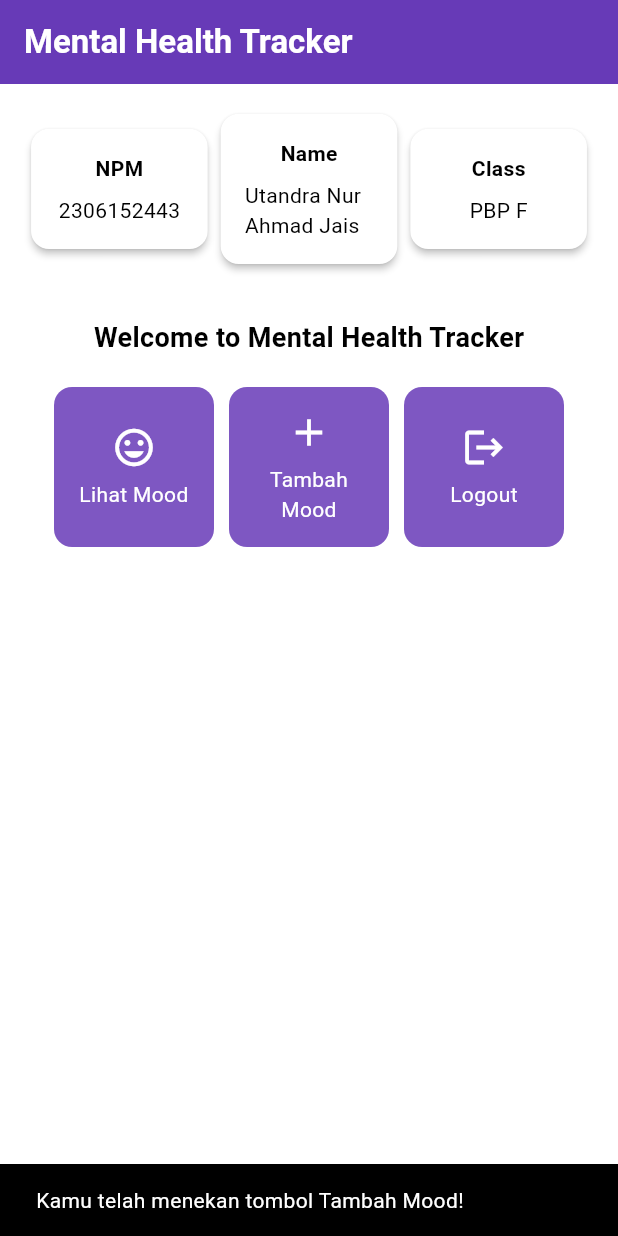
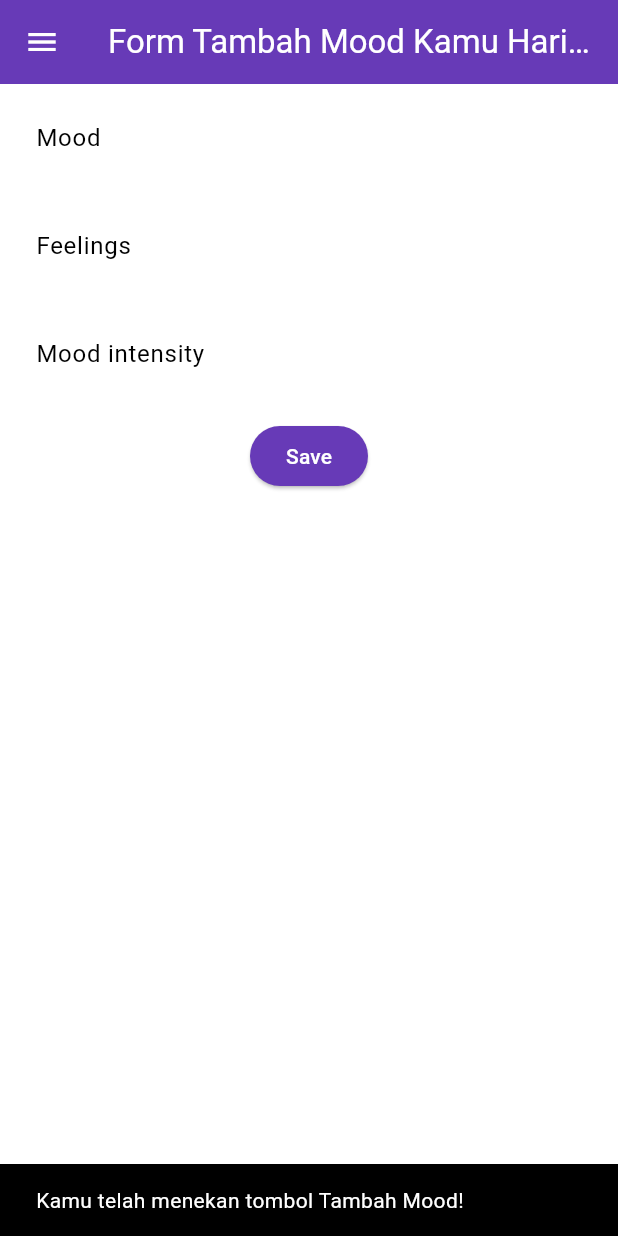
Before and after one commit to sincostandra/mental-health-tracker-mobile, a Flutter app: the screen it shows after launch, after a tap on "Tambah Mood", on a phone screen of 412 x 824 dp. Run offline on Flutter 3.47's test engine with Material 3 defaults, Android fonts, the phone set to English and light mode, and no system bars.

Commit message:
Tutorial 7 feat: add mood entry

```diff
--- a/lib/main.dart
+++ b/lib/main.dart
@@ -1,5 +1,5 @@
 import 'package:flutter/material.dart';
-import 'package:mental_health_tracker/menu.dart';
+import 'package:mental_health_tracker/screens/menu.dart';
 
 void main() {
   runApp(const MyApp());
--- a/lib/menu.dart
+++ b/lib/screens/menu.dart
@@ -1,5 +1,7 @@
 import 'package:flutter/material.dart';
-
+import 'package:mental_health_tracker/screens/moodentry_form.dart';
+import 'package:mental_health_tracker/widgets/left_drawer.dart';
+import 'package:mental_health_tracker/widgets/mood_card.dart';
 class MyHomePage extends StatelessWidget {
   final String npm = '2306152443'; // NPM
   final String name = 'Utandra Nur Ahmad Jais'; // Nama
@@ -28,7 +30,12 @@ class MyHomePage extends StatelessWidget {
         ),
         // Warna latar belakang AppBar diambil dari skema warna tema aplikasi.
         backgroundColor: Theme.of(context).colorScheme.primary,
+        iconTheme: const IconThemeData(color: Colors.white)
       ),
+
+      // Drawer adalah menu navigasi yang muncul saat tombol menu ditekan.
+      drawer: const LeftDrawer(),
+
       // Body halaman dengan padding di sekelilingnya.
       body: Padding(
         padding: const EdgeInsets.all(16.0),
@@ -124,65 +131,3 @@ class InfoCard extends StatelessWidget {
     );
   }
 }
-
-class ItemHomepage {
-  final String name;
-  final IconData icon;
-
-  ItemHomepage(this.name, this.icon);
-}
-
-
-class ItemCard extends StatelessWidget {
-  // Menampilkan kartu dengan ikon dan nama.
-
-  final ItemHomepage item;
-
-  const ItemCard(this.item, {super.key});
-
-  @override
-  Widget build(BuildContext context) {
-    return Material(
-      // Menentukan warna latar belakang dari tema aplikasi.
-      color: Theme.of(context).colorScheme.secondary,
-      // Membuat sudut kartu melengkung.
-      borderRadius: BorderRadius.circular(12),
-
-      child: InkWell(
-        // Aksi ketika kartu ditekan.
-        onTap: () {
-          // Menampilkan pesan SnackBar saat kartu ditekan.
-          ScaffoldMessenger.of(context)
-            ..hideCurrentSnackBar()
-            ..showSnackBar(
-                SnackBar(content: Text("Kamu telah menekan tombol ${item.name}!"))
-            );
-        },
-        // Container untuk menyimpan Icon dan Text
-        child: Container(
-          padding: const EdgeInsets.all(8),
-          child: Center(
-            child: Column(
-              // Menyusun ikon dan teks di tengah kartu.
-              mainAxisAlignment: MainAxisAlignment.center,
-              children: [
-                Icon(
-                  item.icon,
-                  color: Colors.white,
-                  size: 30.0,
-                ),
-                const Padding(padding: EdgeInsets.all(3)),
-                Text(
-                  item.name,
-                  textAlign: TextAlign.center,
-                  style: const TextStyle(color: Colors.white),
-                ),
-              ],
-            ),
-          ),
-        ),
-      ),
-    );
-  }
-
-}
--- /dev/null
+++ b/lib/screens/moodentry_form.dart
@@ -0,0 +1,164 @@
+import 'package:flutter/material.dart';
+import 'package:mental_health_tracker/widgets/left_drawer.dart';
+
+class MoodEntryFormPage extends StatefulWidget {
+  const MoodEntryFormPage({super.key});
+
+  @override
+  State<MoodEntryFormPage> createState() => _MoodEntryFormPageState();
+}
+
+class _MoodEntryFormPageState extends State<MoodEntryFormPage> {
+  final _formKey = GlobalKey<FormState>();
+  String _mood = "";
+	String _feelings = "";
+	int _moodIntensity = 0;
+
+  @override
+  Widget build(BuildContext context) {
+    return Scaffold(
+        appBar: AppBar(
+          title: const Center(
+            child: Text(
+              'Form Tambah Mood Kamu Hari ini',
+            ),
+          ),
+          backgroundColor: Theme.of(context).colorScheme.primary,
+          foregroundColor: Colors.white,
+        ),
+        drawer: const LeftDrawer(),
+        body: Form(
+          key: _formKey,
+          child: SingleChildScrollView(
+                  child: Column(
+                    crossAxisAlignment: CrossAxisAlignment.start,
+                    children: [
+                      Padding(
+                        padding: const EdgeInsets.all(8.0),
+                        child: TextFormField(
+                          decoration: InputDecoration(
+                            hintText: "Mood",
+                            labelText: "Mood",
+                            border: OutlineInputBorder(
+                              borderRadius: BorderRadius.circular(5.0),
+                            ),
+                          ),
+                          onChanged: (String? value) {
+                            setState(() {
+                              _mood = value!;
+                            });
+                          },
+                          validator: (String? value) {
+                            if (value == null || value.isEmpty) {
+                              return "Mood tidak boleh kosong!";
+                            }
+                            return null;
+                          },
+                        ),
+                      ),
+
+
+                      Padding(
+                        padding: const EdgeInsets.all(8.0),
+                        child: TextFormField(
+                          decoration: InputDecoration(
+                            hintText: "Feelings",
+                            labelText: "Feelings",
+                            border: OutlineInputBorder(
+                              borderRadius: BorderRadius.circular(5.0),
+                            ),
+                          ),
+                          onChanged: (String? value) {
+                            setState(() {
+                              _feelings = value!;
+                            });
+                          },
+                          validator: (String? value) {
+                            if (value == null || value.isEmpty) {
+                              return "Feelings tidak boleh kosong!";
+                            }
+                            return null;
+                          },
+                        ),
+                      ),
+                      Padding(
+                        padding: const EdgeInsets.all(8.0),
+                        child: TextFormField(
+                          decoration: InputDecoration(
+                            hintText: "Mood intensity",
+                            labelText: "Mood intensity",
+                            border: OutlineInputBorder(
+                              borderRadius: BorderRadius.circular(5.0),
+                            ),
+                          ),
+                          onChanged: (String? value) {
+                            setState(() {
+                              _moodIntensity = int.tryParse(value!) ?? 0;
+                            });
+                          },
+                          validator: (String? value) {
+                            if (value == null || value.isEmpty) {
+                              return "Mood intensity tidak boleh kosong!";
+                            }
+                            if (int.tryParse(value) == null) {
+                              return "Mood intensity harus berupa angka!";
+                            }
+                            return null;
+                          },
+                        ),
+                      ),
+
+                      Align(
+                        alignment: Alignment.bottomCenter,
+                        child: Padding(
+                          padding: const EdgeInsets.all(8.0),
+                          child: ElevatedButton(
+                            style: ButtonStyle(
+                              backgroundColor: WidgetStateProperty.all(
+                                  Theme.of(context).colorScheme.primary),
+                            ),
+                            onPressed: () {
+                              if (_formKey.currentState!.validate()) {
+                                showDialog(
+                                  context: context,
+                                  builder: (context) {
+                                    return AlertDialog(
+                                      title: const Text('Mood berhasil tersimpan'),
+                                      content: SingleChildScrollView(
+                                        child: Column(
+                                          crossAxisAlignment: CrossAxisAlignment.start,
+                                          children: [
+                                            Text('Mood: $_mood'),
+                                            Text('Feelings: $_feelings'),
+                                            Text('Mood Intensity: $_moodIntensity'),
+                                          ],
+                                        ),
+                                      ),
+                                      actions: [
+                                        TextButton(
+                                          child: const Text('OK'),
+                                          onPressed: () {
+                                            Navigator.pop(context);
+                                            _formKey.currentState!.reset();
+                                          },
+                                        ),
+                                      ],
+                                    );
+                                  },
+                                );
+                              }
+                            },
+                            child: const Text(
+                              "Save",
+                              style: TextStyle(color: Colors.white),
+                            ),
+                          ),
+                        ),
+                      ),
+                    ],
+                  ),
+          ),
+        ),
+      );
+  }
+}
--- /dev/null
+++ b/lib/widgets/left_drawer.dart
@@ -0,0 +1,69 @@
+import 'package:flutter/material.dart';
+import 'package:mental_health_tracker/screens/menu.dart';
+import 'package:mental_health_tracker/screens/moodentry_form.dart';
+
+class LeftDrawer extends StatelessWidget {
+  const LeftDrawer({super.key});
+
+  @override
+  Widget build(BuildContext context) {
+    return Drawer(
+      child: ListView(
+        children: [
+          DrawerHeader(
+            decoration: BoxDecoration(
+              color: Theme.of(context).colorScheme.primary,
+            ),
+            child: const Column(
+              children: [
+                Text(
+                  'Mental Health Tracker',
+                  textAlign: TextAlign.center,
+                  style: TextStyle(
+                    fontSize: 24,
+                    fontWeight: FontWeight.bold,
+                    color: Colors.white,
+                  ),
+                ),
+                Padding(padding: EdgeInsets.all(8)),
+                Text(
+                  "Ayo jaga kesehatan mentalmu setiap hari disini!",
+                  textAlign: TextAlign.center,
+                  style: TextStyle(
+                    fontSize: 15,
+                    color: Colors.white,
+                    fontWeight: FontWeight.normal,
+                  )
+                ),
+              ],
+            ),
+          ),
+            ListTile(
+              leading: const Icon(Icons.home_outlined),
+              title: const Text('Halaman Utama'),
+              // Bagian redirection ke MyHomePage
+              onTap: () {
+                Navigator.pushReplacement(
+                    context,
+                    MaterialPageRoute(
+                      builder: (context) => MyHomePage(),
+                    ));
+              },
+            ),
+            ListTile(
+              leading: const Icon(Icons.mood),
+              title: const Text('Tambah Mood'),
+              // Bagian redirection ke MoodEntryFormPage
+              onTap: () {
+                Navigator.pushReplacement(
+                    context,
+                    MaterialPageRoute(
+                      builder: (context) => MoodEntryFormPage(),
+                    ));
+              },
+            ),
+        ],
+      ),
+    );
+  }
+}
--- /dev/null
+++ b/lib/widgets/mood_card.dart
@@ -0,0 +1,72 @@
+import 'package:flutter/material.dart';
+import 'package:mental_health_tracker/screens/moodentry_form.dart';
+
+
+class ItemHomepage {
+  final String name;
+  final IconData icon;
+
+  ItemHomepage(this.name, this.icon);
+}
+
+
+class ItemCard extends StatelessWidget {
+  // Menampilkan kartu dengan ikon dan nama.
+
+  final ItemHomepage item;
+
+  const ItemCard(this.item, {super.key});
+
+  @override
+  Widget build(BuildContext context) {
+    return Material(
+      // Menentukan warna latar belakang dari tema aplikasi.
+      color: Theme.of(context).colorScheme.secondary,
+      // Membuat sudut kartu melengkung.
+      borderRadius: BorderRadius.circular(12),
+
+      child: InkWell(
+        // Aksi ketika kartu ditekan.
+        onTap: () {
+          // Menampilkan pesan SnackBar saat kartu ditekan.
+          ScaffoldMessenger.of(context)
+            ..hideCurrentSnackBar()
+            ..showSnackBar(
+                SnackBar(content: Text("Kamu telah menekan tombol ${item.name}!"))
+            );
+
+          if (item.name == "Tambah Mood") {
+              Navigator.push(
+                    context,
+                    MaterialPageRoute(
+                      builder: (context) => MoodEntryFormPage(),
+                    ));
+          }
+        },
+        // Container untuk menyimpan Icon dan Text
+        child: Container(
+          padding: const EdgeInsets.all(8),
+          child: Center(
+            child: Column(
+              // Menyusun ikon dan teks di tengah kartu.
+              mainAxisAlignment: MainAxisAlignment.center,
+              children: [
+                Icon(
+                  item.icon,
+                  color: Colors.white,
+                  size: 30.0,
+                ),
+                const Padding(padding: EdgeInsets.all(3)),
+                Text(
+                  item.name,
+                  textAlign: TextAlign.center,
+                  style: const TextStyle(color: Colors.white),
+                ),
+              ],
+            ),
+          ),
+        ),
+      ),
+    );
+  }
+}
```
